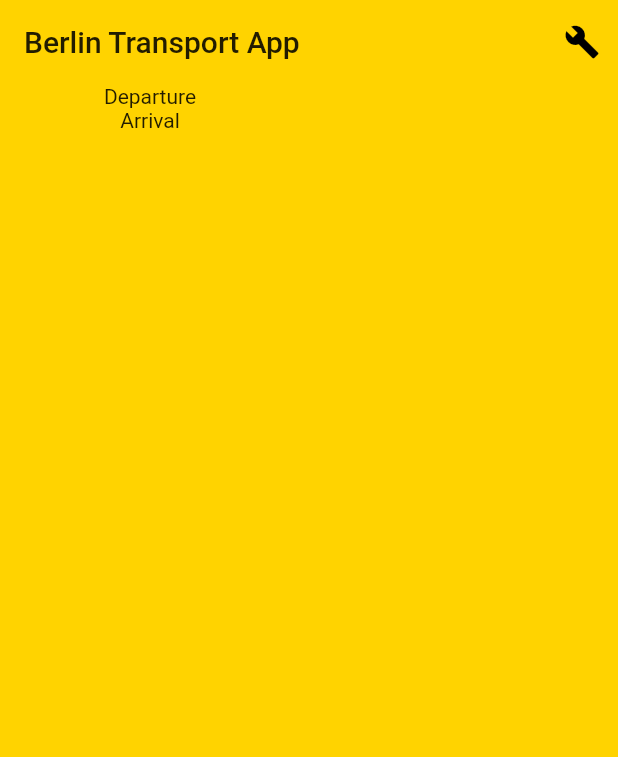
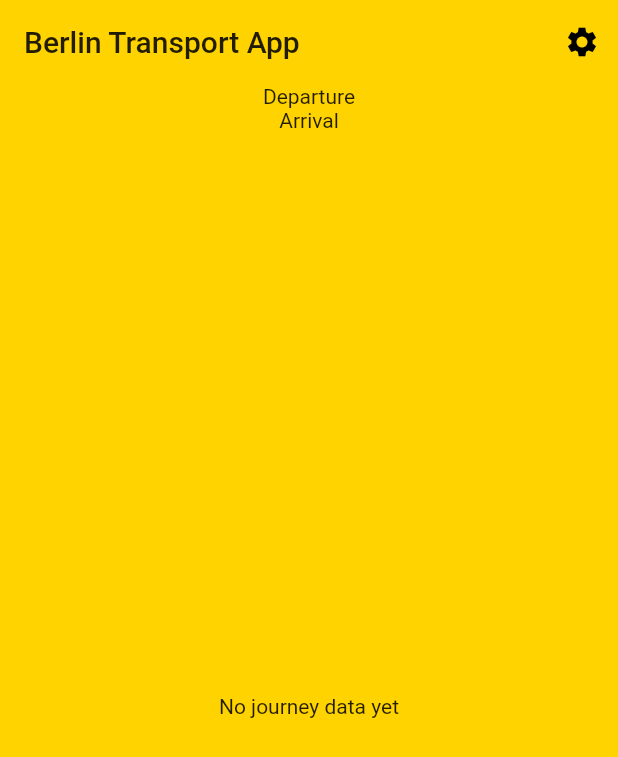
Before and after one commit to mjohnsullivan/berlin_transport, a Flutter app: the screen it shows after launch, after a tap on "Tap to continue", on a phone screen of 412 x 824 dp. Shown: the top 757 px of the screen. Run offline on Flutter 3.47's test engine with Material 2 defaults, Android fonts, the phone set to English and light mode, and no system bars; our stand-ins replace flare_flutter; Roboto replaces fonts that are missing (Montserrat).

Commit message:
Added journey widget

```diff
--- a/lib/data/api.dart
+++ b/lib/data/api.dart
@@ -82,7 +82,7 @@
   final res = await http.get(url);
 
   if (res.statusCode != 200) {
-    print('Error ${res.statusCode}: ${url}');
+    print('Error ${res.statusCode}: $url');
     throw HttpException(
       'Invalid response ${res.statusCode}',
       uri: Uri.parse(url),
--- a/lib/data/models.dart
+++ b/lib/data/models.dart
@@ -76,8 +76,14 @@
   // Splash screen
   bool _showSplash = true;
   bool get showSplash => _showSplash;
-  hideSplash() {
+
+  void hideSplash() {
     _showSplash = false;
     notifyListeners();
   }
+
+  void resetSplash() {
+    _showSplash = true;
+    notifyListeners();
+  }
 }
--- a/lib/main.dart
+++ b/lib/main.dart
@@ -2,7 +2,6 @@
 // Use of this source code is governed by a BSD-style license that can be
 // found in the LICENSE file.
 
-import 'package:berlin_transport/widgets/splash.dart';
 import 'package:flutter/material.dart';
 
 import 'package:flutter_localizations/flutter_localizations.dart';
@@ -12,10 +11,12 @@
 import 'package:berlin_transport/widgets/search.dart';
 import 'package:berlin_transport/theme.dart';
 import 'package:berlin_transport/widgets/prefs.dart';
+import 'package:berlin_transport/widgets/splash.dart';
+import 'package:berlin_transport/widgets/journey.dart';
 
 import 'package:berlin_transport/data/localization.dart';
 import 'package:berlin_transport/data/models.dart';
-import 'package:berlin_transport/data/data.dart';
+import 'package:berlin_transport/data/data.dart' as data;
 
 void main() => runApp(BerlinTransportApp());
 
@@ -72,7 +73,7 @@
         actions: [
           Builder(
             builder: (context) => IconButton(
-                  icon: Icon(Icons.build),
+                  icon: Icon(Icons.settings),
                   onPressed: () => showPreferences(context),
                 ),
           ),
@@ -82,16 +83,9 @@
         children: [
           Departure(),
           Arrival(),
+          SizedBox(height: 30),
           Expanded(
-            child: Container(
-              height: 200,
-              width: 200,
-              child: Center(
-                  //child: TransportAnimation(
-                  //  type: randomTransportAnimationType(),
-                  //),
-                  ),
-            ),
+            child: JourneyPanel(),
           ),
         ],
       ),
@@ -107,7 +101,7 @@
       child: notifier.departure != null
           ? Text(notifier.departure.name)
           : Text(AppLocalizations.of(context).departure),
-      onTap: () => _showPlacesSearch(context).then(
+      onTap: () => showPlacesSearch(context).then(
             (place) => notifier.departure = place,
           ),
     );
@@ -122,17 +116,36 @@
       child: notifier.arrival != null
           ? Text(notifier.arrival.name)
           : Text(AppLocalizations.of(context).arrival),
-      onTap: () => _showPlacesSearch(context).then(
+      onTap: () => showPlacesSearch(context).then(
             (place) => notifier.arrival = place,
           ),
     );
   }
 }
 
-Future<Place> _showPlacesSearch(BuildContext context) async {
-  final place = await showSearch<Place>(
-    context: context,
-    delegate: PlacesSearchDelegate(),
-  );
-  return place;
+class JourneyPanel extends StatelessWidget {
+  @override
+  Widget build(BuildContext context) {
+    return Consumer<JourneyNotifier>(
+      builder: (context, notifier, _) => notifier.journeys != null
+          ? JourneyList(notifier.journeys)
+          : Container(
+              child: Center(
+                child: Text('No journey data yet'),
+              ),
+            ),
+    );
+  }
 }
+
+class JourneyList extends StatelessWidget {
+  JourneyList(this.journeys);
+  final List<data.Journey> journeys;
+
+  @override
+  Widget build(BuildContext context) {
+    return ListView(
+      children: journeys.map<Journey>((j) => Journey(j)).toList(),
+    );
+  }
+}
--- a/lib/theme.dart
+++ b/lib/theme.dart
@@ -17,16 +17,21 @@
   primaryColor: berlinBrightYellow,
   accentColor: berlinDarkYellow,
   appBarTheme: appBarTheme,
-  /*
-    // Define the default Font Family
-    fontFamily: 'Montserrat',
 
-    // Define the default TextTheme. Use this to specify the default
-    // text styling for headlines, titles, bodies of text, and more.
-    textTheme: TextTheme(
-      headline: TextStyle(fontSize: 72.0, fontWeight: FontWeight.bold),
-      title: TextStyle(fontSize: 36.0, fontStyle: FontStyle.italic),
-      body1: TextStyle(fontSize: 14.0, fontFamily: 'Hind'),
+  // Define the default Font Family
+  fontFamily: 'Montserrat',
+
+  // Define the default TextTheme. Use this to specify the default
+  // text styling for headlines, titles, bodies of text, and more.
+  textTheme: TextTheme(
+    display1: TextStyle(
+      fontSize: 36,
+      fontWeight: FontWeight.bold,
+      color: Colors.white,
     ),
-    */
+
+    //headline: TextStyle(fontSize: 72.0, fontWeight: FontWeight.bold),
+    //title: TextStyle(fontSize: 36.0, fontStyle: FontStyle.italic),
+    //body1: TextStyle(fontSize: 14.0, fontFamily: 'Hind'),
+  ),
 );
```
Also changed, not shown: lib/utils.dart (added, +8 -0 lines), lib/widgets/journey.dart (added, +75 -0 lines), lib/widgets/prefs.dart (+23 -2 lines), lib/widgets/search.dart (+10 -0 lines), lib/widgets/widgets.dart (+11 -0 lines), 1 other file.
